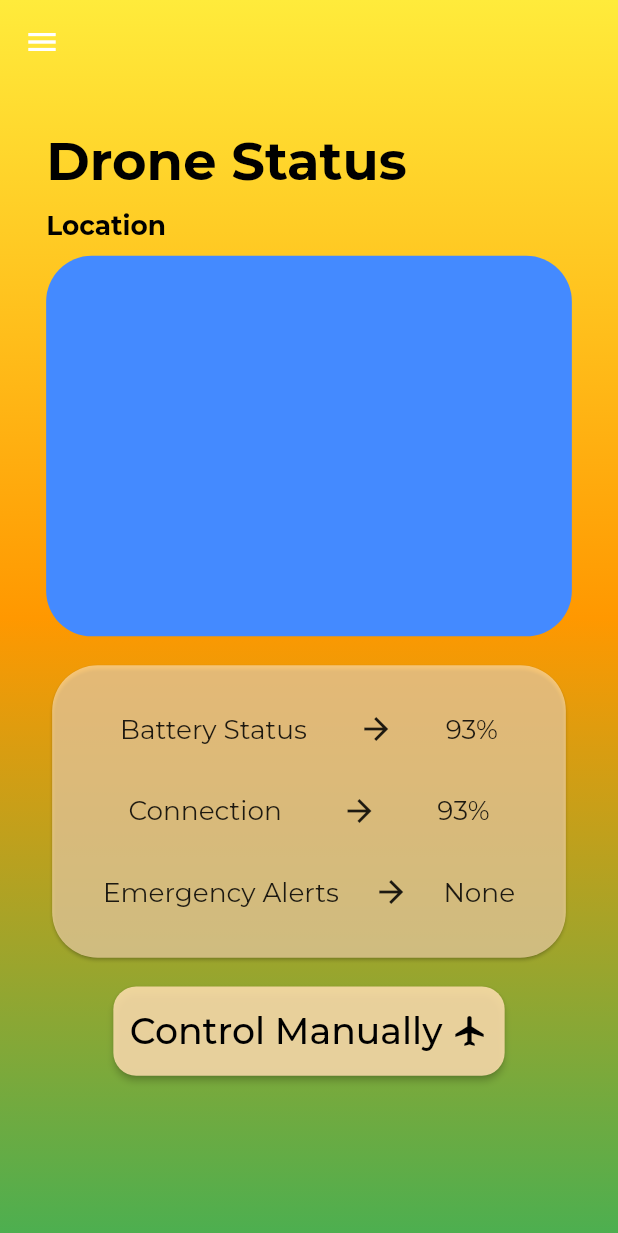
After one commit to chirag-mittal-iiitdwd/Hal_Aur_Ham_V2, a Flutter app: the DroneStatus screen opened by its route, on a phone screen of 412 x 824 dp. The commit adds this screen. Shown: the top 1233 px of the screen. Run offline on Flutter 3.47's test engine with Material 2 defaults, Android fonts, the phone set to English and light mode, and no system bars; our stand-ins replace carousel_slider, flutter_screenutil, google_fonts; missing offline and left inert: flutter_glow; network calls fail.

Commit message:
crop viz screen and drone status screen

```diff
--- /dev/null
+++ b/lib/Model/Crop_Viz_Model.dart
@@ -0,0 +1,3 @@
+class CropVizItem{
+
+}
--- /dev/null
+++ b/lib/Screens/Drone_Status.dart
@@ -0,0 +1,195 @@
+import 'package:flutter/material.dart';
+import 'package:flutter_screenutil/flutter_screenutil.dart';
+import '../Components/App_Drawer.dart';
+
+class DroneStatus extends StatelessWidget {
+  static const routeName = '/droneStatus';
+  @override
+  Widget build(BuildContext context) {
+    return Scaffold(
+      body: Stack(
+        children: <Widget>[
+          Scaffold(
+            backgroundColor: Colors.transparent,
+            extendBodyBehindAppBar: true,
+            drawer: AppDrawer(),
+            appBar: AppBar(
+              backgroundColor: Colors.transparent,
+              elevation: 0.0,
+            ),
+            body: Stack(
+              children: [
+                Container(
+                  decoration: BoxDecoration(
+                    gradient: LinearGradient(
+                      begin: Alignment.topCenter,
+                      end: Alignment.bottomCenter,
+                      colors: <Color>[
+                        Colors.yellow,
+                        Colors.orange,
+                        Colors.green,
+                      ],
+                    ),
+                  ),
+                ),
+                Container(
+                  margin: EdgeInsets.only(
+                    top: 85.h,
+                  ),
+                  child: Column(
+                    crossAxisAlignment: CrossAxisAlignment.start,
+                    children: [
+                      Container(
+                        margin: EdgeInsets.symmetric(horizontal: 28.w),
+                        child: Text(
+                          'Drone Status',
+                          style: TextStyle(
+                            fontWeight: FontWeight.bold,
+                            color: Colors.black,
+                            fontSize: 32.sp,
+                          ),
+                        ),
+                      ),
+                      SizedBox(
+                        height: 10.h,
+                      ),
+                      Container(
+                        margin: EdgeInsets.symmetric(horizontal: 28.w),
+                        child: Text(
+                          'Location',
+                          style: TextStyle(
+                            fontWeight: FontWeight.w700,
+                            color: Colors.black,
+                            fontSize: 16.sp,
+                          ),
+                        ),
+                      ),
+                      SizedBox(
+                        height: 10.h,
+                      ),
+                      Container(
+                        margin: EdgeInsets.symmetric(horizontal: 28.w),
+                        decoration: BoxDecoration(
+                          borderRadius: BorderRadius.circular(30.r),
+                          color: Colors.blueAccent,
+                        ),
+                        height: 250.h,
+                      ),
+                      SizedBox(
+                        height: 15.h,
+                      ),
+                      Container(
+                        margin: EdgeInsets.symmetric(horizontal: 28.w),
+                        height: 200.h,
+                        child: Card(
+                          shape: RoundedRectangleBorder(
+                            borderRadius: BorderRadius.circular(30.r),
+                          ),
+                          color: Color(0xa8FFDFB0),
+                          child: Column(
+                            children: [
+                              DroneStatusConponents(
+                                title: 'Battery Status',
+                                itemValue: '93%',
+                              ),
+                              DroneStatusConponents(
+                                title: 'Connection',
+                                itemValue: '93%',
+                              ),
+                              DroneStatusConponents(
+                                title: 'Emergency Alerts',
+                                itemValue: 'None',
+                              ),
+                            ],
+                          ),
+                        ),
+                      ),
+                      SizedBox(
+                        height: 15.h,
+                      ),
+                      Row(
+                        mainAxisAlignment: MainAxisAlignment.center,
+                        children: [
+                          ElevatedButton(
+                            style: ElevatedButton.styleFrom(
+                              padding: EdgeInsets.symmetric(
+                                vertical: 15.h,
+                                horizontal: 10.w,
+                              ),
+                              primary: Color(0xD9FFDFB0),
+                              shape: RoundedRectangleBorder(
+                                borderRadius: BorderRadius.circular(15.r),
+                              ),
+                            ),
+                            onPressed: () {},
+                            child: Row(
+                              children: [
+                                Text(
+                                  "Control Manually ",
+                                  style: TextStyle(
+                                    color: Colors.black,
+                                    fontSize: 22.sp,
+                                  ),
+                                ),
+                                Icon(
+                                  Icons.flight,
+                                  color: Colors.black,
+                                )
+                              ],
+                            ),
+                          ),
+                        ],
+                      ),
+                    ],
+                  ),
+                ),
+              ],
+            ),
+          ),
+        ],
+      ),
+    );
+  }
+}
+
+class DroneStatusConponents extends StatelessWidget {
+  final String title;
+  final String itemValue;
+  DroneStatusConponents({this.itemValue, this.title});
+  @override
+  Widget build(BuildContext context) {
+    return Column(
+      children: [
+        SizedBox(
+          height: 30.h,
+        ),
+        Container(
+          child: Row(
+            mainAxisAlignment: MainAxisAlignment.spaceBetween,
+            children: [
+              Padding(
+                padding: EdgeInsets.only(left: 10.w),
+              ),
+              Text(
+                title,
+                style: TextStyle(
+                  fontSize: 16.sp,
+                ),
+              ),
+              Icon(Icons.arrow_forward),
+              Text(
+                itemValue,
+                style: TextStyle(
+                  fontSize: 16.sp,
+                ),
+              ),
+              Padding(
+                padding: EdgeInsets.only(right: 10.w),
+              ),
+            ],
+          ),
+        ),
+      ],
+    );
+  }
+}
--- a/lib/main.dart
+++ b/lib/main.dart
@@ -3,6 +3,8 @@ import 'package:flutter/material.dart';
 import 'package:flutter_screenutil/flutter_screenutil.dart';
 import 'package:google_fonts/google_fonts.dart';
 import 'package:hal_aur_ham_v2/Model/ProfileModel.dart';
+import 'package:hal_aur_ham_v2/Screens/Crop_Viz.dart';
+import 'package:hal_aur_ham_v2/Screens/Drone_Status.dart';
 import 'package:provider/provider.dart';
 
 import './Screens/Profile_Screen.dart';
@@ -43,6 +45,8 @@ class MyApp extends StatelessWidget {
             WeatherScreen.routeName: (ctx) => WeatherScreen(),
             Profile.routeName: (ctx) => Profile(),
             LoginRegister.routeName: (ctx) => LoginRegister(),
+            DroneStatus.routeName: (ctx) => DroneStatus(),
+            CropVizScreen.routeName: (ctx) => CropVizScreen(),
           },
         ),
       ),
```
Also changed, not shown: lib/Components/App_Drawer.dart (+10 -2 lines), lib/Screens/Crop_Viz.dart (added, +106 -0 lines).
